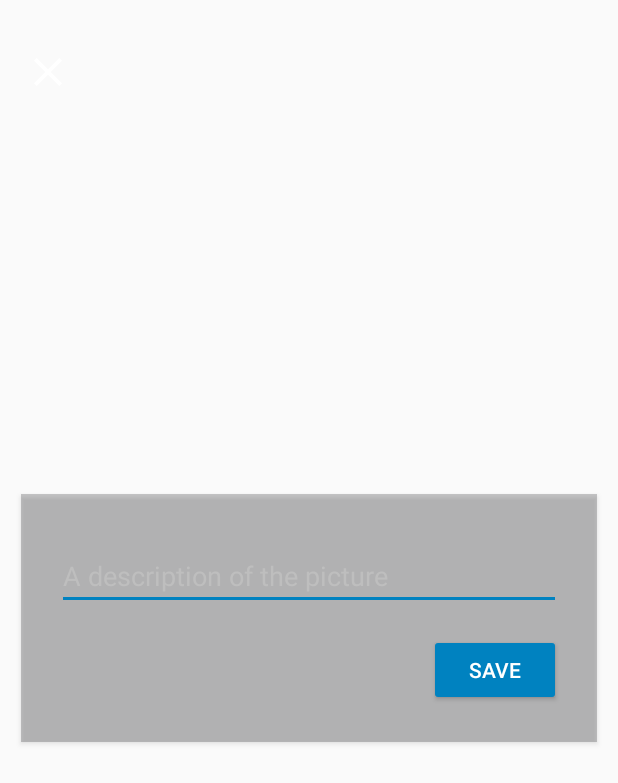
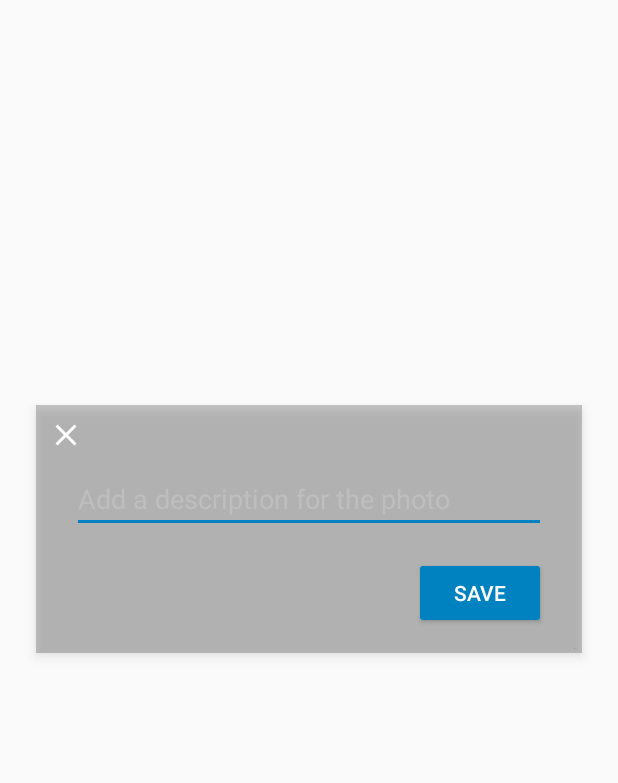
Before and after one commit to bryanburress/android-photo-monkey, an Android app: the SupplementaryInputFragment screen opened through its navigation route, on a phone screen of 412 x 824 dp. Shown: the top 783 px of the screen. Run offline under Robolectric (Android 15) with nearby library versions, the phone set to English and light mode, and no system bars; pictures from the network do not load.

Commit message:
Working through some ui changes to the supplementary input screen.

```diff
--- a/app/src/main/AndroidManifest.xml
+++ b/app/src/main/AndroidManifest.xml
@@ -27,6 +27,7 @@
             android:name="com.chesapeaketechnology.photomonkey.PhotoMonkeyActivity"
             android:configChanges="orientation|keyboardHidden|screenSize"
             android:label="@string/app_name"
+            android:windowSoftInputMode="stateVisible|adjustResize"
             android:theme="@style/CTIDayNightTheme">
             <intent-filter>
                 <action android:name="android.intent.action.MAIN" />
--- a/app/src/main/java/com/chesapeaketechnology/photomonkey/PhotoMonkeyConstants.java
+++ b/app/src/main/java/com/chesapeaketechnology/photomonkey/PhotoMonkeyConstants.java
@@ -62,13 +62,13 @@ public final class PhotoMonkeyConstants
     /**
      * Timing setting for showing a virtual camera flash when taking a picture
      */
-    public static final long ANIMATION_FAST_MILLIS = 50L;
+    public static final long ANIMATION_FAST_MILLIS = 15L;
     public static final double RATIO_16_9_VALUE = 16.0 / 9.0;
     /**
      * The minimum number of milliseconds to wait between location update. Used for high accuracy mode.
      */
     public static final int LOCATION_REFRESH_TIME = 3000; // 3 seconds.
-    public static final long ANIMATION_SLOW_MILLIS = 100L;
+    public static final long ANIMATION_SLOW_MILLIS = 150;
     /**
      * The minimum distance traveled before a location update. Used for high accuracy mode.
      */
--- a/app/src/main/java/com/chesapeaketechnology/photomonkey/model/FileNameGenerator.java
+++ b/app/src/main/java/com/chesapeaketechnology/photomonkey/model/FileNameGenerator.java
@@ -77,7 +77,6 @@ public class FileNameGenerator
      */
     public File generate()
     {
-        // TODO: 5/27/20 Ask Christian whether there is a concern about multiple users colliding which file names. Should we add a device id?
         File outputFolder = getRootDirectory();
         File fileName = new File(outputFolder, PREFIX + new SimpleDateFormat(FILE_NAME_FORMAT, Locale.US).format(System.currentTimeMillis()) + EXTENSION);
         Log.d(TAG, String.format("Generated path: %s", fileName.getAbsolutePath()));
--- a/app/src/main/java/com/chesapeaketechnology/photomonkey/view/SupplementaryInputFragment.java
+++ b/app/src/main/java/com/chesapeaketechnology/photomonkey/view/SupplementaryInputFragment.java
@@ -21,8 +21,11 @@ import com.bumptech.glide.Glide;
 import com.bumptech.glide.load.engine.DiskCacheStrategy;
 import com.chesapeaketechnology.photomonkey.R;
 import com.chesapeaketechnology.photomonkey.model.AMetadataDelegate;
+import com.chesapeaketechnology.photomonkey.model.GalleryManager;
 import com.chesapeaketechnology.photomonkey.model.Image;
 import com.chesapeaketechnology.photomonkey.model.Metadata;
+
+import java.util.function.Consumer;
 
 /**
  * Provides the necessary form elements for capturing supplementary data about an image
@@ -51,6 +54,7 @@ public class SupplementaryInputFragment extends Fragment
     {
         super.onViewCreated(view, savedInstanceState);
         SharedImageViewModel model = new ViewModelProvider(requireActivity()).get(SharedImageViewModel.class);
+        GalleryManager galleryManager = new GalleryManager();
         EditText descriptionField = view.findViewById(R.id.descriptionField);
         if (model.getImage() != null)
         {
@@ -93,7 +97,31 @@ public class SupplementaryInputFragment extends Fragment
             }
         });
 
-        view.findViewById(R.id.close_button).setOnClickListener(v -> {
+        view.findViewById(R.id.discardButton).setOnClickListener(v -> {
+            if (model.getImage() != null)
+            {
+                Uri mediaUri = model.getImage().getUri();
+                if (mediaUri != null)
+                {
+                    galleryManager.discard(view.getContext(), mediaUri,
+                            (Consumer<Uri>) uri -> {
+                                Navigation.findNavController(requireActivity(), R.id.fragment_container).navigateUp();
+                            },
+                            (Consumer<Uri>) uri -> {
+                                Log.i(TAG, "User cancelled media delete operation.");
+                            },
+                            (Consumer<Exception>) discardException -> {
+                                Log.e(TAG, String.format("Unable to delete photo. %s", discardException.getMessage()), discardException);
+                                view.post(() -> {
+                                    Toast.makeText(requireContext(), String.format("Unable to delete photo. %s", discardException.getMessage()), Toast.LENGTH_LONG).show();
+                                });
+                            }
+                    );
+                }
+            }
+        });
+
+        view.findViewById(R.id.closeButton).setOnClickListener(v -> {
             Navigation.findNavController(requireActivity(), R.id.fragment_container).navigateUp();
         });
     }
--- a/app/src/main/res/drawable/ic_delete.xml
+++ b/app/src/main/res/drawable/ic_delete.xml
@@ -21,6 +21,6 @@
     android:viewportWidth="24.0"
     android:viewportHeight="24.0">
     <path
-        android:fillColor="#000000"
+        android:fillColor="#FFFFFFFF"
         android:pathData="M6,19c0,1.1 0.9,2 2,2h8c1.1,0 2,-0.9 2,-2V7H6v12zM19,4h-3.5l-1,-1h-5l-1,1H5v2h14V4z"/>
 </vector>
--- a/app/src/main/res/layout/camera_ui_container.xml
+++ b/app/src/main/res/layout/camera_ui_container.xml
@@ -46,7 +46,8 @@
         app:layout_constraintLeft_toLeftOf="parent"
         app:layout_constraintRight_toRightOf="parent"
         app:layout_constraintBottom_toBottomOf="parent"
-        android:contentDescription="@string/capture_button_alt" />
+        android:contentDescription="@string/capture_button_alt"
+        android:soundEffectsEnabled="false" />
 
     <ImageButton
         android:id="@+id/photo_view_button"
--- a/app/src/main/res/layout/fragment_supplementary_input.xml
+++ b/app/src/main/res/layout/fragment_supplementary_input.xml
@@ -2,22 +2,7 @@
 <androidx.constraintlayout.widget.ConstraintLayout xmlns:android="http://schemas.android.com/apk/res/android"
     xmlns:app="http://schemas.android.com/apk/res-auto"
     android:layout_width="match_parent"
-    android:layout_height="match_parent"
-    >
-
-    <ImageButton
-        android:id="@+id/close_button"
-        android:layout_width="@dimen/round_button_small"
-        android:layout_height="@dimen/round_button_small"
-        android:layout_marginStart="16dp"
-        android:layout_marginTop="32dp"
-        android:background="@android:color/transparent"
-        android:contentDescription="@string/close_button_alt"
-        android:elevation="3dp"
-        android:scaleType="fitCenter"
-        app:layout_constraintStart_toStartOf="parent"
-        app:layout_constraintTop_toTopOf="parent"
-        app:srcCompat="@drawable/ic_close" />
+    android:layout_height="match_parent">
 
     <ImageView
         android:id="@+id/backgroundPreview"
@@ -29,9 +14,23 @@
         app:layout_constraintStart_toStartOf="parent"
         app:layout_constraintTop_toTopOf="parent" />
 
+    <ImageButton
+        android:id="@+id/discardButton"
+        android:layout_width="@dimen/round_button_small"
+        android:layout_height="@dimen/round_button_small"
+        android:layout_marginEnd="32dp"
+        android:layout_marginBottom="64dp"
+        android:background="@android:color/transparent"
+        android:contentDescription="@string/close_button_alt"
+        android:elevation="5dp"
+        android:scaleType="fitCenter"
+        android:tint="#D8FFFFFF"
+        app:layout_constraintBottom_toBottomOf="parent"
+        app:layout_constraintEnd_toEndOf="parent"
+        app:srcCompat="@drawable/ic_delete" />
+
     <androidx.constraintlayout.widget.ConstraintLayout
-        android:id="@+id/constraintLayout"
-        android:layout_width="384dp"
+        android:layout_width="0dp"
         android:layout_height="wrap_content"
         android:layout_marginStart="24dp"
         android:layout_marginTop="32dp"
@@ -40,21 +39,37 @@
         android:background="@color/darkGunmetal_54"
         android:backgroundTint="@color/darkGunmetal_38"
         android:backgroundTintMode="multiply"
-        android:elevation="2dp"
+        android:elevation="4dp"
         app:layout_constraintBottom_toBottomOf="parent"
         app:layout_constraintEnd_toEndOf="parent"
         app:layout_constraintStart_toStartOf="parent"
-        app:layout_constraintTop_toTopOf="parent">
+        app:layout_constraintTop_toTopOf="parent"
+        app:layout_constraintVertical_bias="0.40">
+
+        <ImageButton
+            android:id="@+id/closeButton"
+            android:layout_width="wrap_content"
+            android:layout_height="wrap_content"
+            android:layout_marginStart="8dp"
+            android:layout_marginTop="8dp"
+            android:layout_marginBottom="8dp"
+            android:background="@android:color/transparent"
+            android:contentDescription="@string/close_button_alt"
+            android:elevation="4dp"
+            android:scaleType="fitCenter"
+            app:layout_constraintBottom_toTopOf="@+id/descriptionField"
+            app:layout_constraintStart_toStartOf="parent"
+            app:layout_constraintTop_toTopOf="parent"
+            app:srcCompat="@drawable/ic_close" />
 
         <EditText
             android:id="@+id/descriptionField"
             android:layout_width="0dp"
             android:layout_height="wrap_content"
             android:layout_marginStart="24dp"
-            android:layout_marginTop="32dp"
             android:layout_marginEnd="24dp"
+            android:layout_marginBottom="16dp"
             android:autofillHints=""
-            android:cursorVisible="true"
             android:defaultFocusHighlightEnabled="true"
             android:ems="10"
             android:hint="@string/description_dialog_field_hint"
@@ -62,26 +77,25 @@
             android:scrollHorizontally="false"
             android:singleLine="false"
             android:theme="@style/CTIDayNightTheme"
+            app:layout_constraintBottom_toTopOf="@+id/saveButton"
             app:layout_constraintEnd_toEndOf="parent"
-            app:layout_constraintStart_toStartOf="parent"
-            app:layout_constraintTop_toTopOf="parent">
+            app:layout_constraintStart_toStartOf="parent">
 
             <requestFocus />
         </EditText>
 
         <Button
             android:id="@+id/saveButton"
-            style="@style/Widget.AppCompat.Button.Colored"
+            style="@android:style/Widget.Material.Button.Colored"
+            android:layout_width="wrap_content"
+            android:layout_height="wrap_content"
+            android:layout_marginEnd="24dp"
+            android:layout_marginBottom="16dp"
+            android:text="@string/save_button"
             android:theme="@style/CTIDayNightTheme"
-            android:layout_width="88dp"
-            android:layout_height="wrap_content"
-            android:layout_marginTop="16dp"
-            android:layout_marginEnd="24dp"
-            android:layout_marginBottom="24dp"
-            android:text="@string/save_button"
             app:layout_constraintBottom_toBottomOf="parent"
-            app:layout_constraintEnd_toEndOf="parent"
-            app:layout_constraintTop_toBottomOf="@+id/descriptionField" />
+            app:layout_constraintEnd_toEndOf="parent" />
+
     </androidx.constraintlayout.widget.ConstraintLayout>
 
 
--- a/app/src/main/res/navigation/nav_graph.xml
+++ b/app/src/main/res/navigation/nav_graph.xml
@@ -30,10 +30,10 @@
         <action
             android:id="@+id/action_cameraFragment_to_supplementaryInputFragment"
             app:destination="@id/supplementaryInputFragment"
-            app:enterAnim="@anim/fragment_open_enter"
-            app:exitAnim="@anim/fragment_close_exit"
-            app:popEnterAnim="@anim/fragment_open_enter"
-            app:popExitAnim="@anim/fragment_close_exit" />
+            app:enterAnim="@anim/fragment_fade_enter"
+            app:exitAnim="@anim/fragment_fade_exit"
+            app:popEnterAnim="@anim/fragment_fade_enter"
+            app:popExitAnim="@anim/fragment_fade_exit" />
     </fragment>
     <fragment
         android:id="@+id/galleryFragment"
@@ -51,7 +51,6 @@
         <action
             android:id="@+id/action_supplementaryInputFragment_to_cameraFragment"
             app:destination="@id/cameraFragment"
-            app:popEnterAnim="@anim/fragment_open_enter"
-            app:popExitAnim="@anim/fragment_close_exit" />
+            app:popExitAnim="@anim/nav_default_pop_exit_anim" />
     </fragment>
 </navigation>
--- a/app/src/main/res/values/strings.xml
+++ b/app/src/main/res/values/strings.xml
@@ -1,6 +1,6 @@
 <resources>
     <string name="app_name">Photo Monkey</string>
-    <string name="description_dialog_field_hint">A description of the picture</string>
+    <string name="description_dialog_field_hint">Add a description for the photo</string>
     <string name="capture_button_alt">Capture</string>
     <string name="switch_camera_button_alt">Switch camera</string>
     <string name="gallery_button_alt">Gallery</string>
@@ -15,4 +15,5 @@
     <string name="delete_title">Confirm</string>
     <string name="picture_taken">Picture Taken</string>
     <string name="save_button">Save</string>
+    <string name="discard_button">Discard Photo</string>
 </resources>
--- a/app/src/main/res/values/themes.xml
+++ b/app/src/main/res/values/themes.xml
@@ -1,7 +1,8 @@
 <?xml version="1.0" encoding="utf-8"?>
 <resources>
+
     <style name="CTIDayNightTheme" parent="Theme.AppCompat.DayNight.NoActionBar">
-        <item name="colorPrimary">@color/primaryColor</item>-->
+        <item name="colorPrimary">@color/primaryColor</item>
         <item name="colorPrimaryDark">@color/primaryDarkColor</item>
         <item name="colorAccent">@color/primaryColor</item>
         <item name="editTextStyle">@style/EditTextLight</item>
@@ -9,6 +10,11 @@
         <item name="android:windowFullscreen">true</item>
         <item name="android:windowTranslucentStatus">true</item>
         <item name="android:windowTranslucentNavigation">true</item>
+    </style>
+
+    <style name="DangerButton" parent="@style/Widget.AppCompat.Button.Colored">
+        <item name="colorAccent">@color/dangerColor</item>
+        <item name="android:colorAccent">@color/dangerColor</item>
     </style>
 
     <style name="EditTextLight" parent="@android:style/Widget.EditText">
```
Also changed, not shown: app/src/main/java/com/chesapeaketechnology/photomonkey/model/GalleryManager.java (+60 -0 lines), app/src/main/java/com/chesapeaketechnology/photomonkey/view/CameraFragment.java (+28 -20 lines), app/src/main/java/com/chesapeaketechnology/photomonkey/view/GalleryFragment.java (+11 -32 lines).
